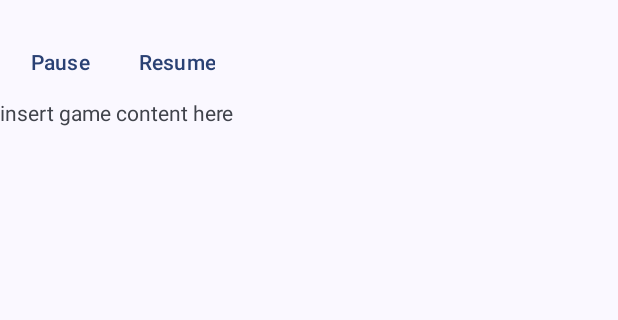
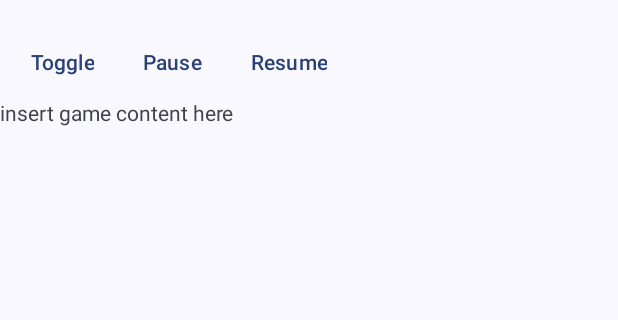
Before and after one commit to unbiaseduser-github/pvz2c-loading, an Android app built with Jetpack Compose: the screen it shows after launch (MainActivity), on a phone screen of 412 x 824 dp, the part 70-390 px from its top. Run offline under Robolectric (Android 15) with nearby library versions, the phone set to English and light mode, and no system bars; 3 statements that could not run were skipped.

Commit message:
Add toggle sample

```diff
--- a/app/build.gradle.kts
+++ b/app/build.gradle.kts
@@ -51,6 +51,7 @@ dependencies {
     implementation(libs.androidx.compose.material3.material3)
     implementation(libs.androidx.compose.ui.ui.tooling.preview.android)
     debugImplementation(libs.androidx.compose.ui.ui.test.manifest)
+    implementation(libs.androidx.lifecycle.viewmodel.compose)
     testImplementation(libs.junit)
     androidTestImplementation(libs.androidx.espresso.core)
     androidTestImplementation(libs.androidx.junit)
--- a/app/src/main/java/com/unbiaseduser/pvz2cloadingsample/MainActivity.kt
+++ b/app/src/main/java/com/unbiaseduser/pvz2cloadingsample/MainActivity.kt
@@ -2,12 +2,20 @@ package com.unbiaseduser.pvz2cloadingsample
 
 import android.os.Bundle
 import androidx.activity.enableEdgeToEdge
+import androidx.activity.viewModels
 import androidx.appcompat.app.AppCompatActivity
 import androidx.core.view.ViewCompat
 import androidx.core.view.WindowInsetsCompat
+import androidx.core.view.isVisible
+import androidx.lifecycle.Lifecycle
+import androidx.lifecycle.lifecycleScope
+import androidx.lifecycle.repeatOnLifecycle
 import com.unbiaseduser.pvz2cloadingsample.databinding.ActivityMainBinding
+import kotlinx.coroutines.launch
 
 class MainActivity : AppCompatActivity() {
+
+    private val viewModel: MainActivityViewModel by viewModels()
 
     private lateinit var binding: ActivityMainBinding
 
@@ -15,11 +23,29 @@ class MainActivity : AppCompatActivity() {
         super.onCreate(savedInstanceState)
         enableEdgeToEdge()
         binding = ActivityMainBinding.inflate(layoutInflater)
+        binding.toggle.setOnClickListener {
+            viewModel.isOverlayVisible = !viewModel.isOverlayVisible
+        }
         binding.pause.setOnClickListener {
             binding.overlay.pause()
         }
         binding.resume.setOnClickListener {
             binding.overlay.resume()
+        }
+        lifecycleScope.launch {
+            repeatOnLifecycle(Lifecycle.State.STARTED) {
+                viewModel.isOverlayVisibleFlow.collect { isVisible ->
+                    if (isVisible) {
+                        binding.pause.isVisible = true
+                        binding.resume.isVisible = true
+                        binding.overlay.isVisible = true
+                    } else {
+                        binding.pause.isVisible = false
+                        binding.resume.isVisible = false
+                        binding.overlay.isVisible = false
+                    }
+                }
+            }
         }
         setContentView(binding.root)
         setSupportActionBar(binding.toolbar)
--- /dev/null
+++ b/app/src/main/java/com/unbiaseduser/pvz2cloadingsample/MainActivityViewModel.kt
@@ -0,0 +1,17 @@
+package com.unbiaseduser.pvz2cloadingsample
+
+import androidx.lifecycle.SavedStateHandle
+import androidx.lifecycle.ViewModel
+import kotlinx.coroutines.flow.MutableStateFlow
+import kotlinx.coroutines.flow.StateFlow
+import kotlinx.coroutines.flow.asStateFlow
+
+class MainActivityViewModel(savedStateHandle: SavedStateHandle) : ViewModel() {
+
+    private val _isOverlayVisible: MutableStateFlow<Boolean> = savedStateHandle.getMutableStateFlow("isOverlayVisible", true)
+
+    val isOverlayVisibleFlow: StateFlow<Boolean> = _isOverlayVisible.asStateFlow()
+
+    var isOverlayVisible: Boolean by _isOverlayVisible::value
+
+}
--- a/app/src/main/res/layout/activity_main.xml
+++ b/app/src/main/res/layout/activity_main.xml
@@ -29,6 +29,13 @@
             app:layout_constraintTop_toTopOf="parent"
             app:layout_constraintBottom_toTopOf="@id/overlay"
             android:orientation="horizontal">
+
+            <Button
+                android:id="@+id/toggle"
+                style="?android:attr/buttonBarButtonStyle"
+                android:layout_width="wrap_content"
+                android:layout_height="wrap_content"
+                android:text="Toggle"/>
 
             <Button
                 android:id="@+id/pause"
--- a/gradle/libs.versions.toml
+++ b/gradle/libs.versions.toml
@@ -10,6 +10,7 @@ appcompat = "1.8.0"
 material = "1.14.0"
 activityKtx = "1.13.0"
 constraintlayout = "2.2.2"
+lifecycle-viewmodel-compose = "2.11.1"
 
 [libraries]
 androidx-core-ktx = { group = "androidx.core", name = "core-ktx", version.ref = "coreKtx" }
@@ -27,6 +28,7 @@ androidx-compose-material3-material3 = { group = "androidx.compose.material3", n
 androidx-compose-ui-ui-tooling-preview-android = { group = "androidx.compose.ui", name = "ui-tooling-preview-android" }
 androidx-compose-ui-ui-test-manifest = { group = "androidx.compose.ui", name = "ui-test-manifest" }
 androidx-compose-ui-ui-test-junit4 = { group = "androidx.compose.ui", name = "ui-test-junit4" }
+androidx-lifecycle-viewmodel-compose = { group = "androidx.lifecycle", name = "lifecycle-viewmodel-compose", version.ref = "lifecycle-viewmodel-compose" }
 
 [plugins]
 android-application = { id = "com.android.application", version.ref = "agp" }
```
Also changed, not shown: app/src/main/java/com/unbiaseduser/pvz2cloadingsample/MainActivityCompost.kt (+11 -1 lines).
